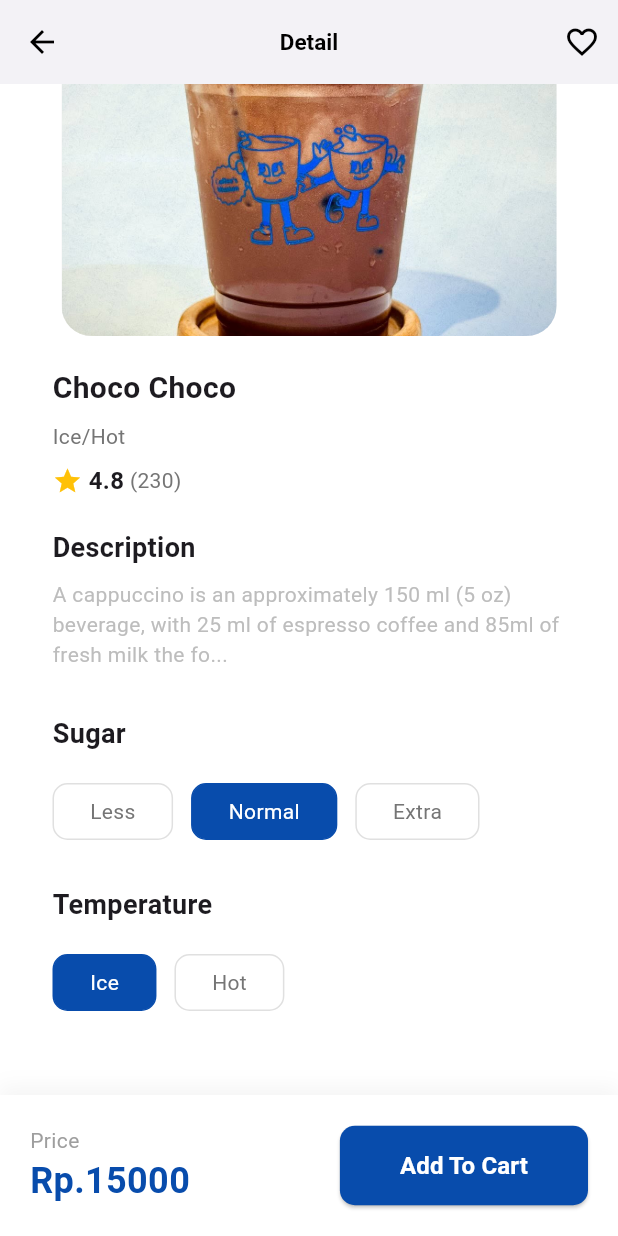
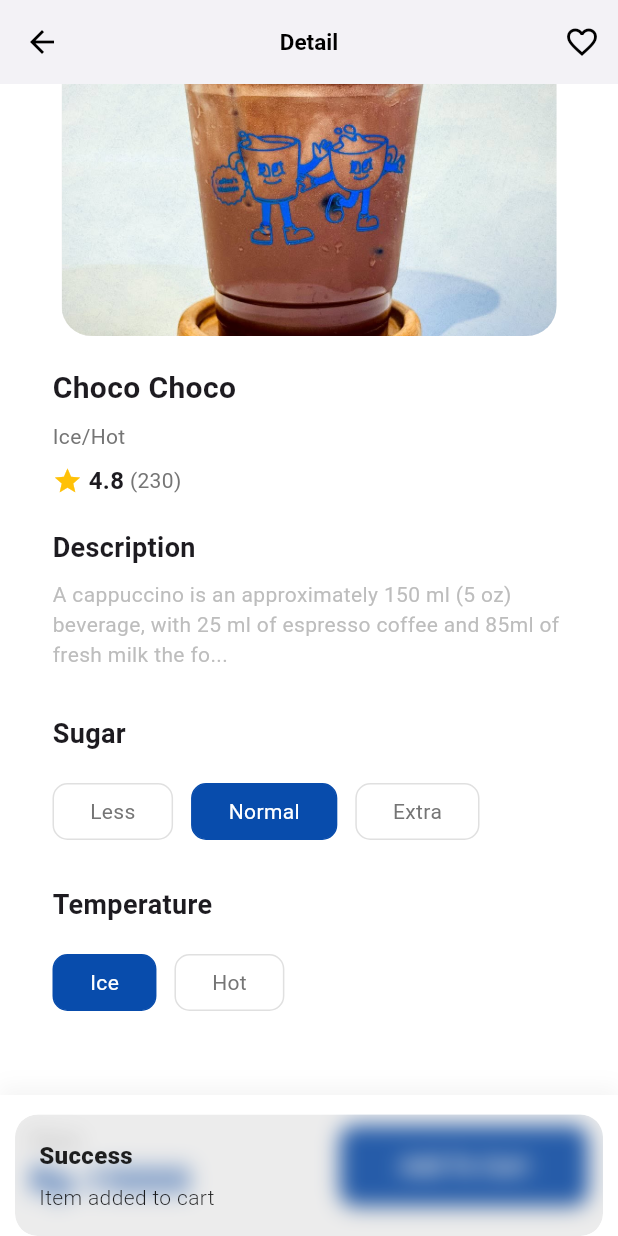
Before and after one commit to rugazine/Campaign-Coffee, a Flutter app: the DetailPage screen opened by its route, scrolled down 102 dp, after a tap on "Add To Cart", on a phone screen of 412 x 824 dp. Run offline on Flutter 3.47's test engine with Material 3 defaults, Android fonts, the phone set to English and light mode, and no system bars; our stand-ins replace flutter_svg, get.

Commit message:
feat: [RZ] using state management in detail page

```diff
--- /dev/null
+++ b/lib/pages/home/pages/detail_controller.dart
@@ -0,0 +1,35 @@
+import 'package:get/get.dart';
+
+class DetailController extends GetxController {
+  // Observable state variables
+  final _selectedSugar = 'Normal'.obs;
+  final _selectedTemperature = 'Ice'.obs;
+  final _isFavorite = false.obs;
+
+  // Getters
+  String get selectedSugar => _selectedSugar.value;
+  String get selectedTemperature => _selectedTemperature.value;
+  bool get isFavorite => _isFavorite.value;
+
+  // Methods to update state
+  void setSugar(String sugar) {
+    _selectedSugar.value = sugar;
+  }
+
+  void setTemperature(String temperature) {
+    _selectedTemperature.value = temperature;
+  }
+
+  void toggleFavorite() {
+    _isFavorite.value = !_isFavorite.value;
+  }
+
+  void addToCart() {
+    // TODO: Implement cart functionality
+    Get.snackbar(
+      'Success',
+      'Item added to cart',
+      snackPosition: SnackPosition.BOTTOM,
+    );
+  }
+}
--- a/lib/pages/home/pages/detail_page.dart
+++ b/lib/pages/home/pages/detail_page.dart
@@ -1,16 +1,11 @@
+import 'package:campaign_coffee/pages/home/pages/detail_controller.dart';
 import 'package:flutter/material.dart';
 import 'package:get/get.dart';
 
-class DetailPage extends StatefulWidget {
-  const DetailPage({super.key});
-
-  @override
-  State<DetailPage> createState() => _DetailPageState();
-}
-
-class _DetailPageState extends State<DetailPage> {
-  String selectedSugar = 'Normal';
-  String selectedTemperature = 'Ice';
+class DetailPage extends GetView<DetailController> {
+  DetailPage({super.key}) {
+    Get.put(DetailController());
+  }
 
   @override
   Widget build(BuildContext context) {
@@ -30,10 +25,15 @@ class _DetailPageState extends State<DetailPage> {
         ),
         centerTitle: true,
         actions: [
-          IconButton(
-            icon: const Icon(Icons.favorite_border, color: Colors.black),
-            onPressed: () {},
-          ),
+          Obx(() => IconButton(
+                icon: Icon(
+                  controller.isFavorite
+                      ? Icons.favorite
+                      : Icons.favorite_border,
+                  color: controller.isFavorite ? Colors.red : Colors.black,
+                ),
+                onPressed: controller.toggleFavorite,
+              )),
         ],
       ),
       body: Stack(
@@ -162,11 +162,14 @@ class _DetailPageState extends State<DetailPage> {
                     padding: const EdgeInsets.only(left: 15),
                     child: Row(
                       children: [
-                        _buildSugarOption('Less', selectedSugar == 'Less'),
+                        Obx(() => _buildSugarOption(
+                            'Less', controller.selectedSugar == 'Less')),
                         const SizedBox(width: 12),
-                        _buildSugarOption('Normal', selectedSugar == 'Normal'),
+                        Obx(() => _buildSugarOption(
+                            'Normal', controller.selectedSugar == 'Normal')),
                         const SizedBox(width: 12),
-                        _buildSugarOption('Extra', selectedSugar == 'Extra'),
+                        Obx(() => _buildSugarOption(
+                            'Extra', controller.selectedSugar == 'Extra')),
                       ],
                     ),
                   ),
@@ -188,11 +191,11 @@ class _DetailPageState extends State<DetailPage> {
                     padding: const EdgeInsets.only(left: 15),
                     child: Row(
                       children: [
-                        _buildTemperatureOption(
-                            'Ice', selectedTemperature == 'Ice'),
+                        Obx(() => _buildTemperatureOption(
+                            'Ice', controller.selectedTemperature == 'Ice')),
                         const SizedBox(width: 12),
-                        _buildTemperatureOption(
-                            'Hot', selectedTemperature == 'Hot'),
+                        Obx(() => _buildTemperatureOption(
+                            'Hot', controller.selectedTemperature == 'Hot')),
                       ],
                     ),
                   ),
@@ -255,7 +258,7 @@ class _DetailPageState extends State<DetailPage> {
                     ],
                   ),
                   ElevatedButton(
-                    onPressed: () {},
+                    onPressed: controller.addToCart,
                     style: ElevatedButton.styleFrom(
                       backgroundColor: const Color.fromARGB(255, 8, 76, 172),
                       padding: const EdgeInsets.symmetric(
@@ -286,11 +289,7 @@ class _DetailPageState extends State<DetailPage> {
 
   Widget _buildSugarOption(String label, bool isSelected) {
     return GestureDetector(
-      onTap: () {
-        setState(() {
-          selectedSugar = label;
-        });
-      },
+      onTap: () => controller.setSugar(label),
       child: Container(
         padding: const EdgeInsets.symmetric(horizontal: 24, vertical: 8),
         decoration: BoxDecoration(
@@ -317,11 +316,7 @@ class _DetailPageState extends State<DetailPage> {
 
   Widget _buildTemperatureOption(String label, bool isSelected) {
     return GestureDetector(
-      onTap: () {
-        setState(() {
-          selectedTemperature = label;
-        });
-      },
+      onTap: () => controller.setTemperature(label),
       child: Container(
         padding: const EdgeInsets.symmetric(horizontal: 24, vertical: 8),
         decoration: BoxDecoration(
```
Also changed, not shown: lib/pages/profile/profile_page.dart (line endings or trailing spaces).
